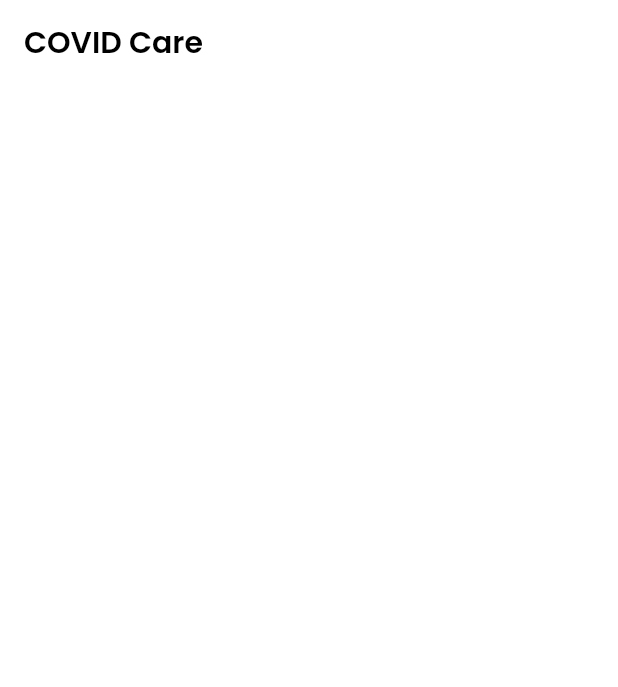
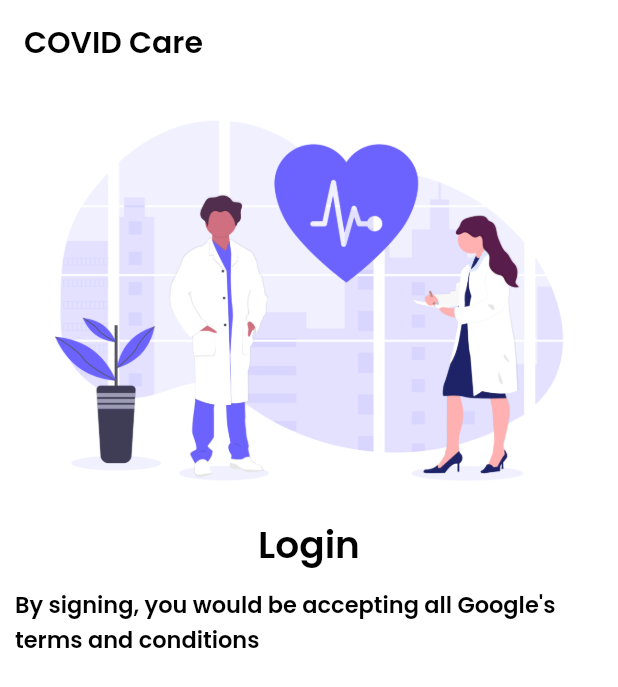
Before and after one commit to ameysunu/ivyhacks, a Flutter app: the screen it shows after launch, on a phone screen of 412 x 824 dp. Shown: the top 687 px of the screen. Run offline on Flutter 3.47's test engine with Material 2 defaults, Android fonts, the phone set to English and light mode, and no system bars.

Commit message:
ui fixes

```diff
--- a/lib/login.dart
+++ b/lib/login.dart
@@ -19,7 +19,22 @@ class _LoginState extends State<Login> {
       ),
       backgroundColor: Colors.white,
       body: Column(
-        children: [],
+        children: [
+          SizedBox(child: Image.asset("images/login.png")),
+          Text(
+            "Login",
+            style: TextStyle(
+                color: Colors.black, fontFamily: 'Poppins', fontSize: 25),
+          ),
+          Padding(
+            padding: const EdgeInsets.all(10),
+            child: Text(
+              "By signing, you would be accepting all Google's terms and conditions",
+              style: TextStyle(
+                  color: Colors.black, fontFamily: 'Poppins', fontSize: 15),
+            ),
+          ),
+        ],
       ),
     );
   }
--- a/pubspec.yaml
+++ b/pubspec.yaml
@@ -45,9 +45,8 @@ flutter:
   uses-material-design: true
 
   # To add assets to your application, add an assets section, like this:
-  # assets:
-  #   - images/a_dot_burr.jpeg
-  #   - images/a_dot_ham.jpeg
+  assets:
+    - images/
 
   # An image asset can refer to one or more resolution-specific "variants", see
   # https://flutter.dev/assets-and-images/#resolution-aware.
```
Also changed, not shown: images/login.png (added).
